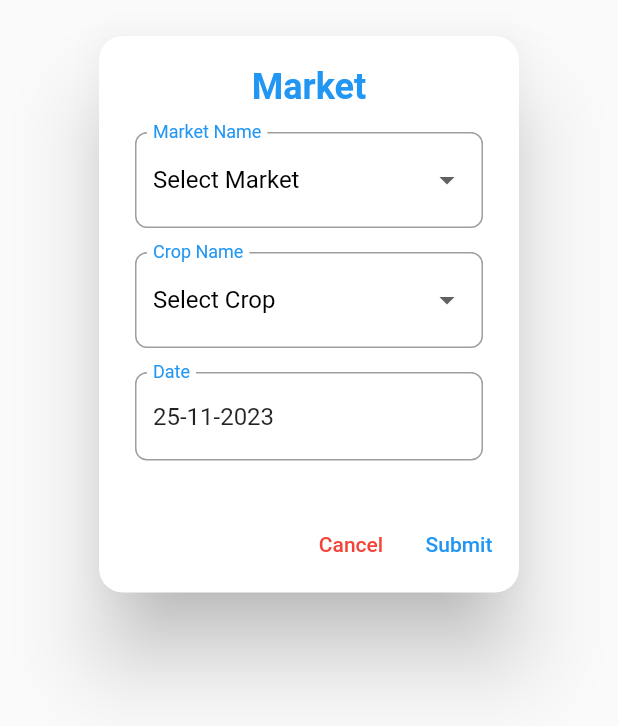
After one commit to oiiakm/Crop-Master, a Flutter app: the MarketPage screen opened by its route, on a phone screen of 412 x 824 dp. The commit adds this screen. Shown: the top 726 px of the screen. Run offline on Flutter 3.47's test engine with Material 2 defaults, Android fonts, the phone set to English and light mode, and no system bars; our stand-ins replace cloud_firestore, firebase_auth, firebase_core, flutter_screenutil, geocoding, geolocator and 2 more; accounts and stored records are empty; network calls fail.

Commit message:
setup the market price prediction

```diff
--- a/lib/config/routes/route_config.dart
+++ b/lib/config/routes/route_config.dart
@@ -2,6 +2,7 @@ import 'package:cropmaster/config/routes/initial_splash.dart';
 import 'package:cropmaster/config/routes/route_name.dart';
 import 'package:cropmaster/features/auth/presentation/pages/authentication.dart';
 import 'package:cropmaster/features/dashboard/presentation/pages/dashboard.dart';
+import 'package:cropmaster/features/market/presentation/pages/market.dart';
 import 'package:cropmaster/features/profile/presentation/pages/initial_profile_page.dart';
 import 'package:cropmaster/features/profile/presentation/pages/main_profile_page.dart';
 import 'package:cropmaster/features/weather/presentation/pages/weather.dart';
@@ -17,5 +18,6 @@ class AppRoutes {
     GetPage(name: RouteName.initialProfileRouteName, page: () => InitialProfilePage()),
     GetPage(name: RouteName.mainProfileRouteName, page: () => MainProfilePage()),
     GetPage(name: RouteName.weatherRouteName, page: () => WeatherPage()),
+    GetPage(name: RouteName.marketRouteName, page: () => MarketPage()),
   ];
 }
--- a/lib/config/routes/route_name.dart
+++ b/lib/config/routes/route_name.dart
@@ -3,7 +3,7 @@ class RouteName {
   static const authRouteName = '/auth';
   static const dashboardRouteName = '/dashboard';
   static const errorRouteName = '/';
-    static const mainProfileRouteName = '/main_profile';
+  static const mainProfileRouteName = '/main_profile';
   static const initialProfileRouteName = '/initial_profile';
   static const weatherRouteName = '/weather';
   static const mycropsRouteName = '/mycrops';
--- /dev/null
+++ b/lib/features/market/domain/market_controller.dart
@@ -0,0 +1,33 @@
+import 'package:get/get.dart';
+
+class MarketDialogueController extends GetxController {
+  var selectedMarket = 'Select Market'.obs;
+  var selectedCrop = 'Select Crop'.obs;
+  var selectedDate = DateTime.now().obs;
+
+  final List<String> marketList = [
+    'Select Market',
+    'Neemuch',
+    'Badnagar',
+    'Bhopal(F&V)'
+  ];
+  final List<String> cropList = ['Select Crop', 'Garlic', 'Potato', 'Onion'];
+
+  void selectMarket(String market) {
+    selectedMarket.value = market;
+  }
+
+  void selectCrop(String crop) {
+    selectedCrop.value = crop;
+  }
+
+  void selectDate(DateTime date) {
+    selectedDate.value = date;
+  }
+
+  void clearFields() {
+    selectedMarket.value = 'Select Market';
+    selectedCrop.value = 'Select Crop';
+    selectedDate.value = DateTime.now();
+  }
+}
--- /dev/null
+++ b/lib/features/market/presentation/pages/market.dart
@@ -0,0 +1,19 @@
+import 'package:cropmaster/features/market/presentation/widgets/market_dialogue_widget.dart';
+import 'package:flutter/material.dart';
+
+class MarketPage extends StatelessWidget {
+  const MarketPage({super.key});
+
+  @override
+  Widget build(BuildContext context) {
+    return Scaffold(
+      body: Column(
+        children: [
+          MarketDialogueWidget(),
+
+
+        ],
+      ),
+    );
+  }
+}
--- /dev/null
+++ b/lib/features/market/presentation/widgets/market_dialogue_widget.dart
@@ -0,0 +1,190 @@
+import 'package:cropmaster/common/snackbar.dart';
+import 'package:cropmaster/features/market/domain/market_controller.dart';
+import 'package:flutter/material.dart';
+import 'package:get/get.dart';
+import 'package:intl/intl.dart';
+import 'package:http/http.dart' as http;
+
+class MarketDialogueWidget extends StatelessWidget {
+  final MarketDialogueController controller =
+      Get.put(MarketDialogueController());
+
+  MarketDialogueWidget({super.key});
+
+  @override
+  Widget build(BuildContext context) {
+    return AlertDialog(
+      backgroundColor: Colors.white,
+      shape: RoundedRectangleBorder(
+        borderRadius: BorderRadius.circular(16.0),
+      ),
+      content: SingleChildScrollView(
+        child: Column(
+          mainAxisSize: MainAxisSize.min,
+          children: [
+            const Text(
+              'Market',
+              style: TextStyle(
+                color: Colors.blue,
+                fontSize: 24.0,
+                fontWeight: FontWeight.bold,
+              ),
+            ),
+            const SizedBox(height: 16.0),
+            Obx(
+              () => DropdownButtonFormField<String>(
+                value: controller.selectedMarket.value,
+                onChanged: (value) {
+                  controller.selectMarket(value!);
+                },
+                items: controller.marketList.map<DropdownMenuItem<String>>(
+                  (String value) {
+                    return DropdownMenuItem<String>(
+                      value: value,
+                      child: Text(
+                        value,
+                        style: const TextStyle(color: Colors.black),
+                      ),
+                    );
+                  },
+                ).toList(),
+                decoration: InputDecoration(
+                  labelText: 'Market Name',
+                  labelStyle: const TextStyle(color: Colors.blue),
+                  border: OutlineInputBorder(
+                    borderRadius: BorderRadius.circular(8.0),
+                  ),
+                ),
+              ),
+            ),
+            const SizedBox(height: 16.0),
+            Obx(
+              () => DropdownButtonFormField<String>(
+                value: controller.selectedCrop.value,
+                onChanged: (value) {
+                  controller.selectCrop(value!);
+                },
+                items: controller.cropList.map<DropdownMenuItem<String>>(
+                  (String value) {
+                    return DropdownMenuItem<String>(
+                      value: value,
+                      child: Text(
+                        value,
+                        style: const TextStyle(color: Colors.black),
+                      ),
+                    );
+                  },
+                ).toList(),
+                decoration: InputDecoration(
+                  labelText: 'Crop Name',
+                  labelStyle: const TextStyle(color: Colors.blue),
+                  border: OutlineInputBorder(
+                    borderRadius: BorderRadius.circular(8.0),
+                  ),
+                ),
+              ),
+            ),
+            const SizedBox(height: 16.0),
+            GestureDetector(
+              onTap: () async {
+                DateTime? pickedDate = await showDatePicker(
+                  context: context,
+                  initialDate: controller.selectedDate.value,
+                  firstDate: DateTime(2000),
+                  lastDate: DateTime(2101),
+                  builder: (BuildContext context, Widget? child) {
+                    return Theme(
+                      data: ThemeData.light().copyWith(
+                        primaryColor: Colors.blue,
+                        hintColor: Colors.blue,
+                        colorScheme:
+                            const ColorScheme.light(primary: Colors.blue),
+                        buttonTheme: const ButtonThemeData(
+                            textTheme: ButtonTextTheme.primary),
+                      ),
+                      child: child!,
+                    );
+                  },
+                );
+                if (pickedDate != null) {
+                  controller.selectDate(pickedDate);
+                }
+              },
+              child: AbsorbPointer(
+                child: Obx(() => TextFormField(
+                      controller: TextEditingController(
+                        text: DateFormat('dd-MM-yyyy')
+                            .format(controller.selectedDate.value),
+                      ),
+                      decoration: InputDecoration(
+                        labelText: 'Date',
+                        labelStyle: const TextStyle(color: Colors.blue),
+                        border: OutlineInputBorder(
+                          borderRadius: BorderRadius.circular(8.0),
+                        ),
+                      ),
+                    )),
+              ),
+            ),
+          ],
+        ),
+      ),
+      actions: [
+        TextButton(
+          style: TextButton.styleFrom(
+            foregroundColor: Colors.red,
+          ),
+          onPressed: () {
+            controller.clearFields();
+            Navigator.of(context).pop();
+          },
+          child: const Text('Cancel'),
+        ),
+        TextButton(
+          style: TextButton.styleFrom(
+            foregroundColor: Colors.blue,
+          ),
+          onPressed: () {
+            if (controller.selectedMarket.value == 'Select Market' ||
+                controller.selectedCrop.value == 'Select Crop') {
+              MessageDisplay.showMessage('Please select market and crop');
+              return;
+            }
+            sendPredictRequest(controller.selectedMarket.value,
+                controller.selectedCrop.value, controller.selectedDate.value);
+            print('Selected Market: ${controller.selectedMarket.value}');
+            print('Selected Crop: ${controller.selectedCrop.value}');
+            print(
+                'Selected Date: ${DateFormat('dd-MM-yyyy').format(controller.selectedDate.value)}');
+
+            controller.clearFields();
+            Navigator.of(context).pop();
+          },
+          child: const Text('Submit'),
+        ),
+      ],
+    );
+  }
+
+  Future<void> sendPredictRequest(
+      String marketName, String cropName, DateTime date) async {
+    String formattedDate = DateFormat('dd-MM-yyyy').format(date);
+    final Map<String, String> data = {
+      'marketname': marketName,
+      'commodity': cropName,
+      'Date': formattedDate,
+    };
+
+    final response = await http.post(
+      Uri.parse('http://10.0.2.2:5000/predict'),
+      body: data,
+    );
+
+    if (response.statusCode == 200) {
+      print('Response from server: ${response.body}');
+    } else {
+      print(
+          'Failed to connect to the server. Status code: ${response.statusCode}');
+    }
+  }
+}
--- a/lib/main.dart
+++ b/lib/main.dart
@@ -4,7 +4,6 @@ import 'package:cropmaster/config/routes/route_name.dart';
 import 'package:cropmaster/firebase_options.dart';
 import 'package:firebase_core/firebase_core.dart';
 import 'package:flutter/material.dart';
-import 'package:flutter/services.dart';
 import 'package:flutter_screenutil/flutter_screenutil.dart';
 import 'package:get/get.dart';
 
--- a/pubspec.yaml
+++ b/pubspec.yaml
@@ -43,6 +43,7 @@ dependencies:
   geolocator: ^10.1.0
   geocoding: ^2.1.1
   permission_handler: ^11.0.1
+  intl: ^0.18.1
 
 dev_dependencies:
   flutter_test:
```
Also changed, not shown: lib/features/dashboard/domain/dashboard_controller.dart (+7 -1 lines), assets/images/market/potato.jpg (added), pubspec.lock, 2 other files.
